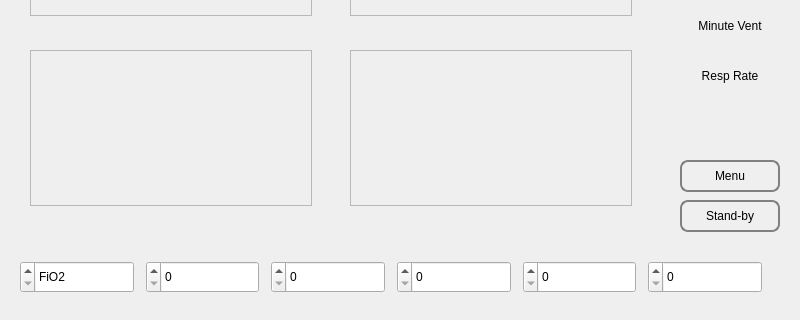
Before: the Qt Designer form JoesPrototypes/JamventDemoXCompile/MainWidget.ui in GlobalVent/prototypes, drawn with Qt 5; both pictures show x 0 to 800 and y 160 to 480 of the 800 by 480 pixel window.
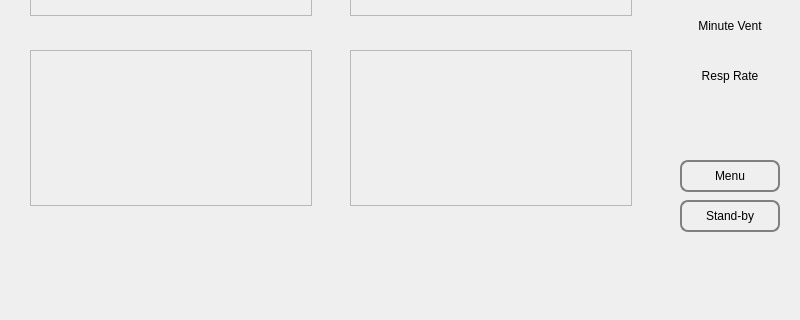
After: the same form once the commit is applied.

Diff of the .ui file:
```diff
--- a/JoesPrototypes/JamventDemoXCompile/MainWidget.ui
+++ b/JoesPrototypes/JamventDemoXCompile/MainWidget.ui
@@ -29,8 +29,18 @@
     <enum>Qt::LeftToRight</enum>
    </property>
    <property name="styleSheet">
-    <string notr="true">#pressureGraphFrame { border: 1px solid blue;}
+    <string notr="true">/*QFrame { border: 1px solid black;}*/
+QLabel {
+  font-family: 'Roboto';
+  font-size: 12px;
+  font-weight: 400;
+  color: black;
+}
 QPushButton {
+  font-family: 'Roboto';
+  font-size: 12px;
+  font-weight: 400;
+  color: black;
   border: 2px solid gray;
   border-radius: 8px;
   background-color: qlineargradient(x1: 0, y1: 0, x2: 0, y2: 1,
@@ -40,7 +50,6 @@
     background-color: qlineargradient(x1: 0, y1: 0, x2: 0, y2: 1,
                                       stop: 0 #dadbde, stop: 1 #f6f7fa);
 }
-
 </string>
    </property>
    <property name="frameShape">
@@ -157,7 +166,7 @@
      </sizepolicy>
     </property>
     <property name="layoutDirection">
-     <enum>Qt::RightToLeft</enum>
+     <enum>Qt::LeftToRight</enum>
     </property>
     <property name="frameShape">
      <enum>QFrame::Panel</enum>
@@ -171,153 +180,7 @@
     <property name="midLineWidth">
      <number>0</number>
     </property>
-    <widget class="QWidget" name="layoutWidget">
-     <property name="geometry">
-      <rect>
-       <x>20</x>
-       <y>20</y>
-       <width>742</width>
-       <height>34</height>
-      </rect>
-     </property>
-     <layout class="QHBoxLayout" name="horizontalLayout">
-      <property name="spacing">
-       <number>12</number>
-      </property>
-      <item>
-       <widget class="QSpinBox" name="ventModeSpinBox">
-        <property name="sizePolicy">
-         <sizepolicy hsizetype="Preferred" vsizetype="Fixed">
-          <horstretch>0</horstretch>
-          <verstretch>0</verstretch>
-         </sizepolicy>
-        </property>
-        <property name="minimumSize">
-         <size>
-          <width>110</width>
-          <height>32</height>
-         </size>
-        </property>
-        <property name="layoutDirection">
-         <enum>Qt::RightToLeft</enum>
-        </property>
-        <property name="alignment">
-         <set>Qt::AlignLeading|Qt::AlignLeft|Qt::AlignVCenter</set>
-        </property>
-       </widget>
-      </item>
-      <item>
-       <widget class="QSpinBox" name="peepSpinBox">
-        <property name="sizePolicy">
-         <sizepolicy hsizetype="Preferred" vsizetype="Fixed">
-          <horstretch>0</horstretch>
-          <verstretch>0</verstretch>
-         </sizepolicy>
-        </property>
-        <property name="minimumSize">
-         <size>
-          <width>110</width>
-          <height>32</height>
-         </size>
-        </property>
-        <property name="suffix">
-         <string/>
-        </property>
-        <property name="prefix">
-         <string/>
-        </property>
-       </widget>
-      </item>
-      <item>
-       <widget class="QSpinBox" name="ieSpinBox">
-        <property name="sizePolicy">
-         <sizepolicy hsizetype="Preferred" vsizetype="Fixed">
-          <horstretch>0</horstretch>
-          <verstretch>0</verstretch>
-         </sizepolicy>
-        </property>
-        <property name="minimumSize">
-         <size>
-          <width>110</width>
-          <height>32</height>
-         </size>
-        </property>
-       </widget>
-      </item>
-      <item>
-       <widget class="QSpinBox" name="respRateSpinBox">
-        <property name="sizePolicy">
-         <sizepolicy hsizetype="Preferred" vsizetype="Fixed">
-          <horstretch>0</horstretch>
-          <verstretch>0</verstretch>
-         </sizepolicy>
-        </property>
-        <property name="minimumSize">
-         <size>
-          <width>110</width>
-          <height>32</height>
-         </size>
-        </property>
-       </widget>
-      </item>
-      <item>
-       <widget class="QSpinBox" name="titalVolSpinBox">
-        <property name="sizePolicy">
-         <sizepolicy hsizetype="Preferred" vsizetype="Fixed">
-          <horstretch>0</horstretch>
-          <verstretch>0</verstretch>
-         </sizepolicy>
-        </property>
-        <property name="minimumSize">
-         <size>
-          <width>110</width>
-          <height>32</height>
-         </size>
-        </property>
-       </widget>
-      </item>
-      <item>
-       <widget class="QSpinBox" name="fio2SpinBox">
-        <property name="sizePolicy">
-         <sizepolicy hsizetype="Preferred" vsizetype="Fixed">
-          <horstretch>0</horstretch>
-          <verstretch>0</verstretch>
-         </sizepolicy>
-        </property>
-        <property name="minimumSize">
-         <size>
-          <width>110</width>
-          <height>32</height>
-         </size>
-        </property>
-        <property name="toolTip">
-         <string/>
-        </property>
-        <property name="toolTipDuration">
-         <number>4</number>
-        </property>
-        <property name="buttonSymbols">
-         <enum>QAbstractSpinBox::UpDownArrows</enum>
-        </property>
-        <property name="specialValueText">
-         <string>FiO2</string>
-        </property>
-        <property name="accelerated">
-         <bool>false</bool>
-        </property>
-        <property name="showGroupSeparator" stdset="0">
-         <bool>true</bool>
-        </property>
-        <property name="suffix">
-         <string/>
-        </property>
-        <property name="prefix">
-         <string>FiO2</string>
-        </property>
-       </widget>
-      </item>
-     </layout>
-    </widget>
+    <layout class="QHBoxLayout" name="horizontalLayout_2"/>
    </widget>
    <widget class="QFrame" name="dataFrame">
     <property name="geometry">
```
